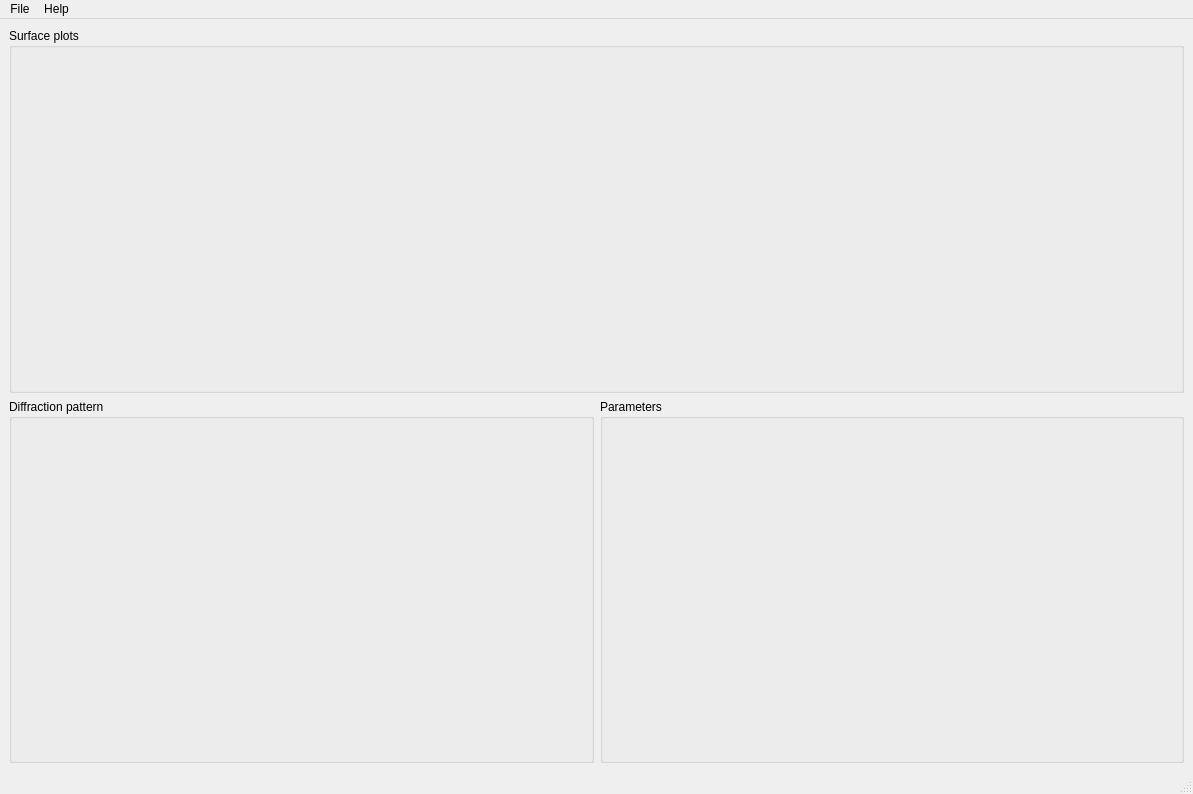
The window that _lib/_main.ui (fgjorup/Reel) describes before a commit, drawn with Qt 5.
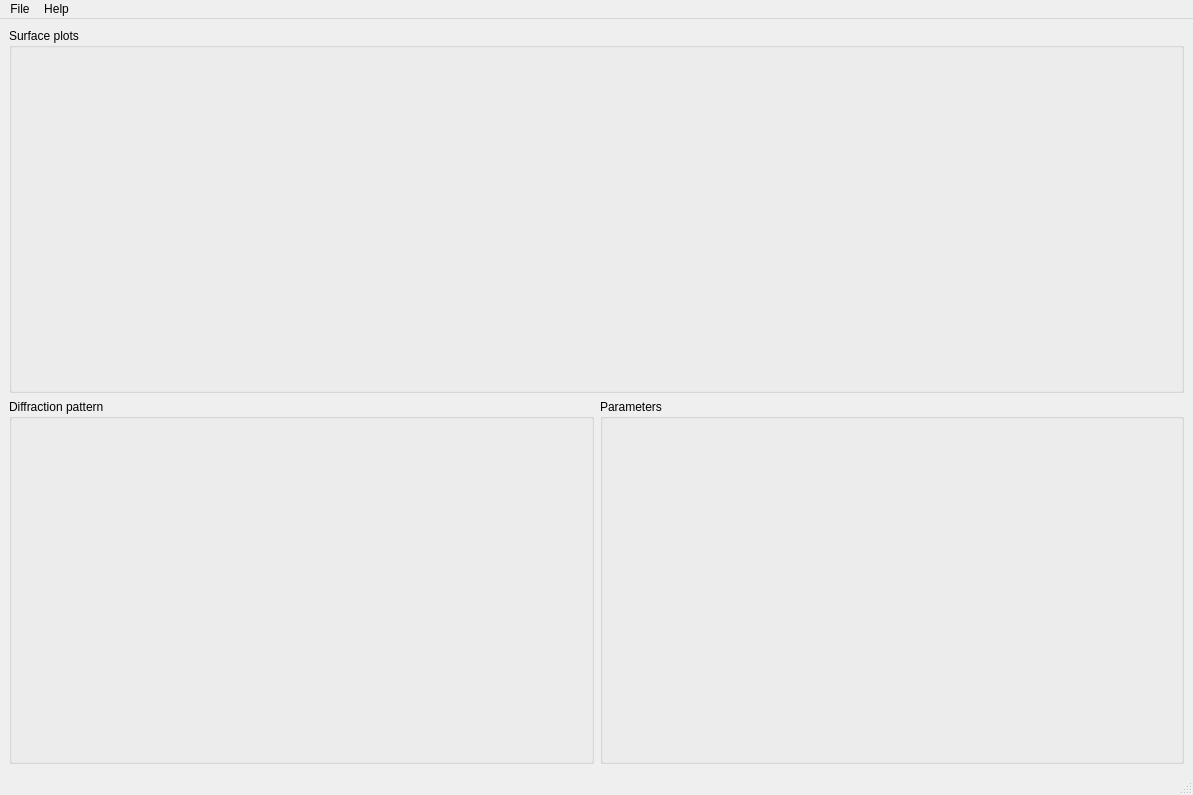
The same window after the commit. Icons and pictures are not drawn.

```diff
--- a/_lib/_main.ui
+++ b/_lib/_main.ui
@@ -7,7 +7,7 @@
     <x>0</x>
     <y>0</y>
     <width>1193</width>
-    <height>794</height>
+    <height>795</height>
    </rect>
   </property>
   <property name="windowTitle">
```
Left out of the diff: 25 changed lines with no effect on the pictures.
